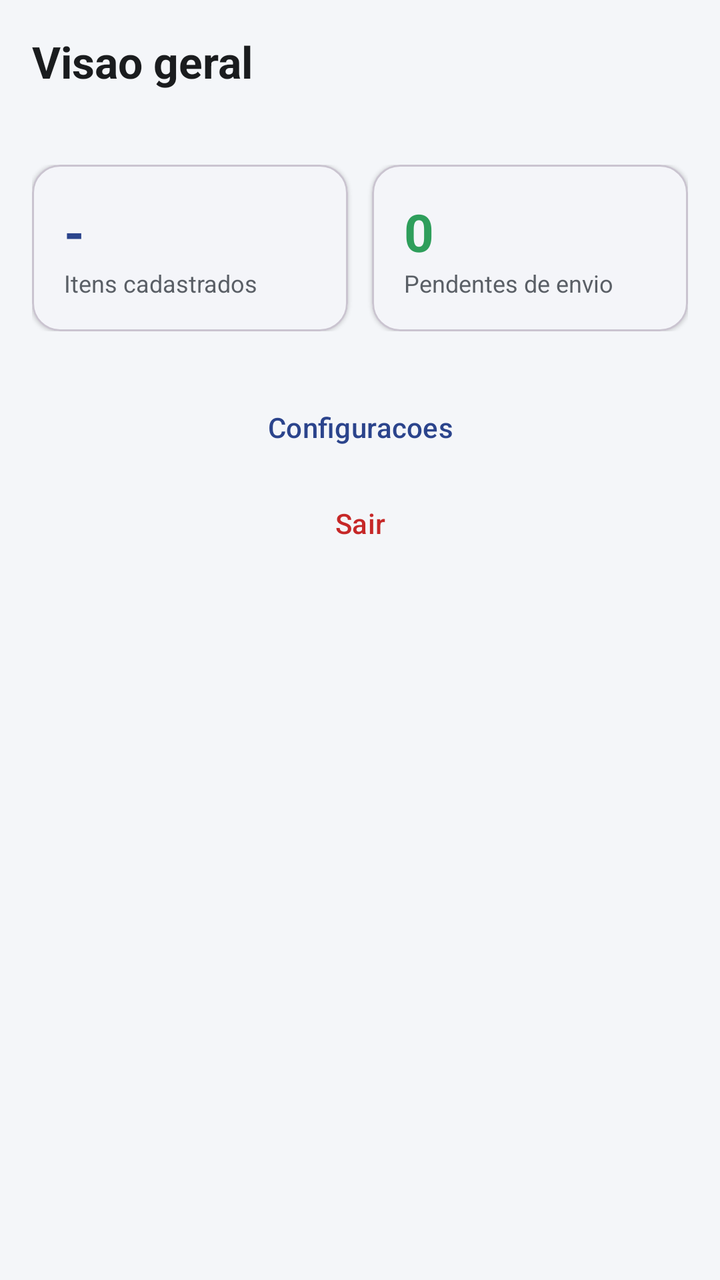
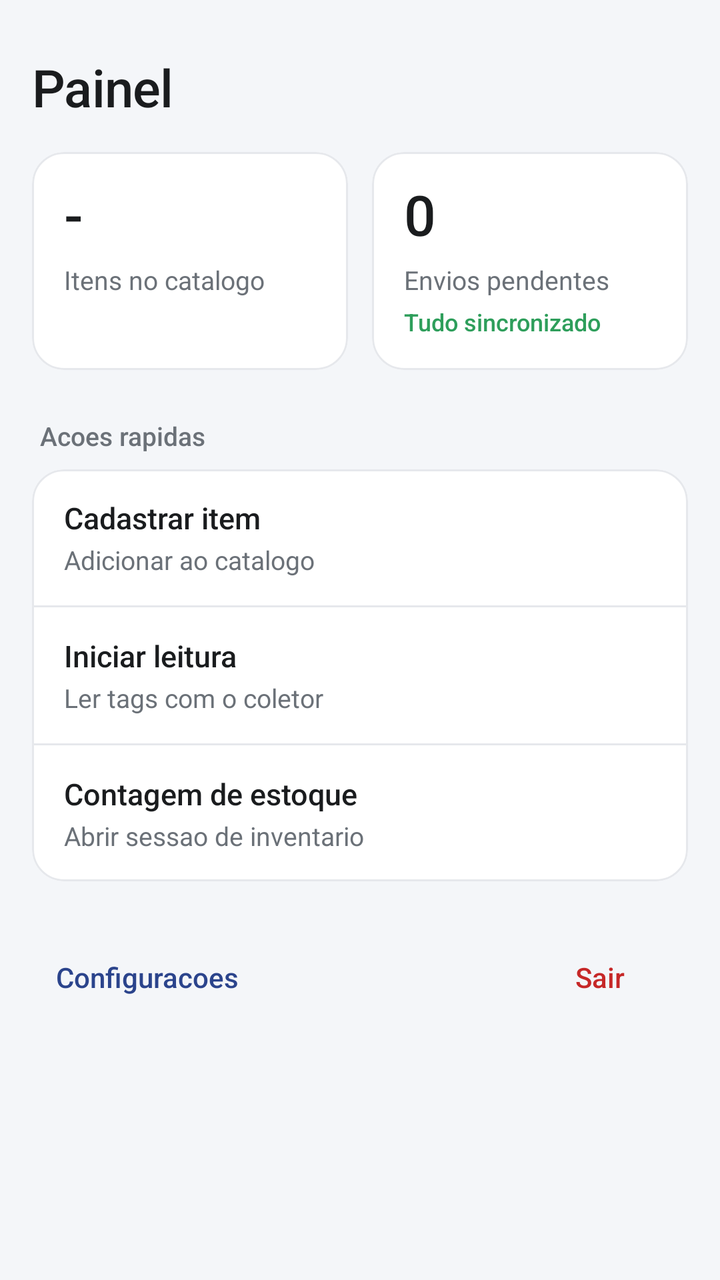

The first picture is an Android layout as it rendered before a commit; the second is the same layout after the commit. The layout source and the unified diff follow.
<!-- AndroidManifest.xml: application theme Theme.InventarioTRI082 -->
<!-- res/layout/fragment_painel.xml -->
<?xml version="1.0" encoding="utf-8"?>
<ScrollView xmlns:android="http://schemas.android.com/apk/res/android"
    xmlns:app="http://schemas.android.com/apk/res-auto"
    android:layout_width="match_parent"
    android:layout_height="match_parent"
    android:background="@color/fundo">

    <LinearLayout
        android:layout_width="match_parent"
        android:layout_height="wrap_content"
        android:orientation="vertical"
        android:padding="16dp">

        <TextView
            android:layout_width="wrap_content"
            android:layout_height="wrap_content"
            android:text="@string/painel_visao_geral"
            android:textColor="@color/texto"
            android:textSize="22sp"
            android:textStyle="bold" />

        <TextView
            android:id="@+id/texto_papel"
            android:layout_width="wrap_content"
            android:layout_height="wrap_content"
            android:layout_marginTop="2dp"
            android:textColor="@color/texto_secundario"
            android:textSize="14sp" />

        <LinearLayout
            android:layout_width="match_parent"
            android:layout_height="wrap_content"
            android:orientation="horizontal"
            android:layout_marginTop="16dp">

            <com.google.android.material.card.MaterialCardView
                android:layout_width="0dp"
                android:layout_height="wrap_content"
                android:layout_weight="1"
                android:layout_marginEnd="6dp"
                app:cardCornerRadius="14dp"
                app:cardElevation="1dp">

                <LinearLayout
                    android:layout_width="match_parent"
                    android:layout_height="wrap_content"
                    android:orientation="vertical"
                    android:padding="16dp">

                    <TextView
                        android:id="@+id/valor_itens"
                        android:layout_width="wrap_content"
                        android:layout_height="wrap_content"
                        android:textColor="@color/azul"
                        android:textSize="26sp"
                        android:textStyle="bold"
                        android:text="-" />

                    <TextView
                        android:layout_width="wrap_content"
                        android:layout_height="wrap_content"
                        android:text="@string/painel_itens"
                        android:textColor="@color/texto_secundario"
                        android:textSize="12sp" />
                </LinearLayout>
            </com.google.android.material.card.MaterialCardView>

            <com.google.android.material.card.MaterialCardView
                android:layout_width="0dp"
                android:layout_height="wrap_content"
                android:layout_weight="1"
                android:layout_marginStart="6dp"
                app:cardCornerRadius="14dp"
                app:cardElevation="1dp">

                <LinearLayout
                    android:layout_width="match_parent"
                    android:layout_height="wrap_content"
                    android:orientation="vertical"
                    android:padding="16dp">

                    <TextView
                        android:id="@+id/valor_pendentes_envio"
                        android:layout_width="wrap_content"
                        android:layout_height="wrap_content"
                        android:textColor="@color/verde"
                        android:textSize="26sp"
                        android:textStyle="bold"
                        android:text="0" />

                    <TextView
                        android:layout_width="wrap_content"
                        android:layout_height="wrap_content"
                        android:text="@string/painel_pendentes_envio"
                        android:textColor="@color/texto_secundario"
                        android:textSize="12sp" />
                </LinearLayout>
            </com.google.android.material.card.MaterialCardView>
        </LinearLayout>

        <com.google.android.material.card.MaterialCardView
            android:id="@+id/card_pendencias"
            android:layout_width="match_parent"
            android:layout_height="wrap_content"
            android:layout_marginTop="12dp"
            android:visibility="gone"
            app:cardCornerRadius="14dp"
            app:cardElevation="1dp">

            <LinearLayout
                android:layout_width="match_parent"
                android:layout_height="wrap_content"
                android:orientation="horizontal"
                android:gravity="center_vertical"
                android:padding="16dp">

                <TextView
                    android:id="@+id/valor_pendencias"
                    android:layout_width="wrap_content"
                    android:layout_height="wrap_content"
                    android:layout_marginEnd="14dp"
                    android:textColor="@color/erro"
                    android:textSize="26sp"
                    android:textStyle="bold"
                    android:text="-" />

                <TextView
                    android:layout_width="0dp"
                    android:layout_height="wrap_content"
                    android:layout_weight="1"
                    android:text="@string/painel_pendencias_cadastro"
                    android:textColor="@color/texto_secundario"
                    android:textSize="13sp" />
            </LinearLayout>
        </com.google.android.material.card.MaterialCardView>

        <LinearLayout
            android:id="@+id/area_atalhos_admin"
            android:layout_width="match_parent"
            android:layout_height="wrap_content"
            android:orientation="vertical"
            android:visibility="gone">

            <TextView
                android:layout_width="wrap_content"
                android:layout_height="wrap_content"
                android:layout_marginTop="24dp"
                android:text="@string/painel_atalhos"
                android:textColor="@color/texto"
                android:textSize="16sp"
                android:textStyle="bold" />

            <Button
                android:id="@+id/botao_novo_item"
                style="@style/Botao.Principal"
                android:layout_width="match_parent"
                android:layout_height="wrap_content"
                android:layout_marginTop="12dp"
                android:minHeight="48dp"
                android:text="@string/painel_novo_item" />
        </LinearLayout>

        <Button
            android:id="@+id/botao_config"
            style="?attr/borderlessButtonStyle"
            android:layout_width="match_parent"
            android:layout_height="wrap_content"
            android:layout_marginTop="24dp"
            android:text="@string/titulo_configuracoes" />

        <Button
            android:id="@+id/botao_sair"
            style="?attr/borderlessButtonStyle"
            android:layout_width="match_parent"
            android:layout_height="wrap_content"
            android:textColor="@color/erro"
            android:text="@string/painel_sair" />

    </LinearLayout>

</ScrollView>
<!-- resources referenced by this layout -->
<resources>
  <color name="azul">#2B448C</color>
  <color name="texto_secundario">#5A5F66</color>
  <string name="painel_atalhos">Atalhos</string>
  <string name="painel_itens">Itens cadastrados</string>
  <string name="painel_pendencias_cadastro">Pendencias de cadastro (tags lidas sem item)</string>
  <string name="painel_pendentes_envio">Pendentes de envio</string>
  <string name="painel_visao_geral">Visao geral</string>
  <style name="Botao.Principal" parent="Widget.Material3.Button">
          <item name="backgroundTint">@color/verde</item>
          <item name="android:textColor">@color/branco</item>
      </style>
  <style name="Theme.InventarioTRI082" parent="Theme.Material3.DayNight.NoActionBar">
          <item name="colorPrimary">@color/azul</item>
          <item name="colorOnPrimary">@color/branco</item>
          <item name="colorSecondary">@color/verde</item>
          <item name="colorOnSecondary">@color/branco</item>
          <item name="colorSurface">@color/branco</item>
          <item name="colorOnSurface">@color/texto</item>
          <item name="android:colorBackground">@color/fundo</item>
          <item name="android:statusBarColor">@color/azul_escuro</item>
      </style>
  <color name="azul_escuro">#1F3269</color>
  <!-- unchanged entries left out for length: 8 -->
</resources>

<!-- the commit's change to res/layout/fragment_painel.xml (unified diff, before → after) -->
@@ -9,23 +9,21 @@
         android:layout_width="match_parent"
         android:layout_height="wrap_content"
         android:orientation="vertical"
-        android:padding="16dp">
+        android:paddingHorizontal="16dp"
+        android:paddingTop="12dp"
+        android:paddingBottom="20dp">
 
         <TextView
-            android:layout_width="wrap_content"
-            android:layout_height="wrap_content"
-            android:text="@string/painel_visao_geral"
-            android:textColor="@color/texto"
-            android:textSize="22sp"
-            android:textStyle="bold" />
-
-        <TextView
+            style="@style/Sobretitulo"
             android:id="@+id/texto_papel"
             android:layout_width="wrap_content"
-            android:layout_height="wrap_content"
-            android:layout_marginTop="2dp"
-            android:textColor="@color/texto_secundario"
-            android:textSize="14sp" />
+            android:layout_height="wrap_content" />
+
+        <TextView
+            style="@style/Titulo"
+            android:layout_width="wrap_content"
+            android:layout_height="wrap_content"
+            android:text="@string/titulo_painel" />
 
         <LinearLayout
             android:layout_width="match_parent"
@@ -34,12 +32,11 @@
             android:layout_marginTop="16dp">
 
             <com.google.android.material.card.MaterialCardView
+                style="@style/Cartao"
                 android:layout_width="0dp"
-                android:layout_height="wrap_content"
+                android:layout_height="match_parent"
                 android:layout_weight="1"
-                android:layout_marginEnd="6dp"
-                app:cardCornerRadius="14dp"
-                app:cardElevation="1dp">
+                android:layout_marginEnd="6dp">
 
                 <LinearLayout
                     android:layout_width="match_parent"
@@ -51,27 +48,28 @@
                         android:id="@+id/valor_itens"
                         android:layout_width="wrap_content"
                         android:layout_height="wrap_content"
-                        android:textColor="@color/azul"
-                        android:textSize="26sp"
-                        android:textStyle="bold"
+                        android:textColor="@color/texto"
+                        android:textSize="28sp"
+                        android:fontFamily="sans-serif-medium"
+                        android:includeFontPadding="false"
                         android:text="-" />
 
                     <TextView
                         android:layout_width="wrap_content"
                         android:layout_height="wrap_content"
+                        android:layout_marginTop="6dp"
                         android:text="@string/painel_itens"
                         android:textColor="@color/texto_secundario"
-                        android:textSize="12sp" />
+                        android:textSize="13sp" />
                 </LinearLayout>
             </com.google.android.material.card.MaterialCardView>
 
             <com.google.android.material.card.MaterialCardView
+                style="@style/Cartao"
                 android:layout_width="0dp"
-                android:layout_height="wrap_content"
+                android:layout_height="match_parent"
                 android:layout_weight="1"
-                android:layout_marginStart="6dp"
-                app:cardCornerRadius="14dp"
-                app:cardElevation="1dp">
+                android:layout_marginStart="6dp">
 
                 <LinearLayout
                     android:layout_width="match_parent"
@@ -83,17 +81,28 @@
                         android:id="@+id/valor_pendentes_envio"
                         android:layout_width="wrap_content"
                         android:layout_height="wrap_content"
-                        android:textColor="@color/verde"
-                        android:textSize="26sp"
-                        android:textStyle="bold"
+                        android:textColor="@color/texto"
+                        android:textSize="28sp"
+                        android:fontFamily="sans-serif-medium"
+                        android:includeFontPadding="false"
                         android:text="0" />
 
                     <TextView
                         android:layout_width="wrap_content"
                         android:layout_height="wrap_content"
+                        android:layout_marginTop="6dp"
                         android:text="@string/painel_pendentes_envio"
                         android:textColor="@color/texto_secundario"
-                        android:textSize="12sp" />
+                        android:textSize="13sp" />
+
+                    <TextView
+                        android:layout_width="wrap_content"
+                        android:layout_height="wrap_content"
+                        android:layout_marginTop="4dp"
+                        android:text="@string/painel_sincronizado"
+                        android:textColor="@color/verde"
+                        android:textSize="12sp"
+                        android:fontFamily="sans-serif-medium" />
                 </LinearLayout>
             </com.google.android.material.card.MaterialCardView>
         </LinearLayout>
@@ -104,78 +113,119 @@
             android:layout_height="wrap_content"
             android:layout_marginTop="12dp"
             android:visibility="gone"
-            app:cardCornerRadius="14dp"
-            app:cardElevation="1dp">
+            app:cardCornerRadius="16dp"
+            app:cardElevation="0dp"
+            app:strokeWidth="0dp"
+            app:cardBackgroundColor="@color/alerta_suave">
 
             <LinearLayout
                 android:layout_width="match_parent"
                 android:layout_height="wrap_content"
-                android:orientation="horizontal"
-                android:gravity="center_vertical"
+                android:orientation="vertical"
                 android:padding="16dp">
 
                 <TextView
-                    android:id="@+id/valor_pendencias"
+                    android:id="@+id/texto_pendencias_titulo"
                     android:layout_width="wrap_content"
                     android:layout_height="wrap_content"
-                    android:layout_marginEnd="14dp"
-                    android:textColor="@color/erro"
-                    android:textSize="26sp"
-                    android:textStyle="bold"
-                    android:text="-" />
+                    android:textColor="@color/texto"
+                    android:textSize="15sp"
+                    android:fontFamily="sans-serif-medium" />
 
                 <TextView
-                    android:layout_width="0dp"
-                    android:layout_height="wrap_content"
-                    android:layout_weight="1"
-                    android:text="@string/painel_pendencias_cadastro"
-                    android:textColor="@color/texto_secundario"
-                    android:textSize="13sp" />
+                    android:layout_width="match_parent"
+                    android:layout_height="wrap_content"
+                    android:layout_marginTop="4dp"
+                    android:text="@string/painel_pendencias_desc"
+                    android:textColor="@color/alerta_texto"
+                    android:textSize="13sp"
+                    android:lineSpacingMultiplier="1.3" />
+
+                <Button
+                    android:id="@+id/botao_revisar"
+                    style="@style/Botao.Secundario"
+                    android:layout_width="wrap_content"
+                    android:layout_height="wrap_content"
+                    android:layout_marginTop="12dp"
+                    android:text="@string/painel_revisar" />
             </LinearLayout>
         </com.google.android.material.card.MaterialCardView>
 
+        <TextView
+            style="@style/RotuloSecao"
+            android:layout_width="wrap_content"
+            android:layout_height="wrap_content"
+            android:layout_marginTop="24dp"
+            android:layout_marginBottom="8dp"
+            android:text="@string/painel_acoes" />
+
+        <com.google.android.material.card.MaterialCardView
+            style="@style/Cartao"
+            android:layout_width="match_parent"
+            android:layout_height="wrap_content">
+
+            <LinearLayout
+                android:layout_width="match_parent"
+                android:layout_height="wrap_content"
+                android:orientation="vertical">
+
+                <LinearLayout
+                    android:id="@+id/linha_cadastrar"
+                    style="@style/LinhaAcao">
+
+                    <TextView style="@style/LinhaAcaoTitulo" android:text="@string/painel_novo_item" />
+                    <TextView style="@style/LinhaAcaoSub" android:text="@string/painel_novo_item_sub" />
+                </LinearLayout>
+
+                <View android:id="@+id/div_cadastrar" style="@style/Divisoria" />
+
+                <LinearLayout
+                    android:id="@+id/linha_leitura"
+                    style="@style/LinhaAcao">
+
+                    <TextView style="@style/LinhaAcaoTitulo" android:text="@string/painel_iniciar_leitura" />
+                    <TextView style="@style/LinhaAcaoSub" android:text="@string/painel_iniciar_leitura_sub" />
+                </LinearLayout>
+
+                <View style="@style/Divisoria" />
+
+                <LinearLayout
+                    android:id="@+id/linha_inventario"
+                    style="@style/LinhaAcao">
+
+                    <TextView style="@style/LinhaAcaoTitulo" android:text="@string/painel_contagem" />
+                    <TextView style="@style/LinhaAcaoSub" android:text="@string/painel_contagem_sub" />
+                </LinearLayout>
+            </LinearLayout>
+        </com.google.android.material.card.MaterialCardView>
+
         <LinearLayout
-            android:id="@+id/area_atalhos_admin"
-            android:layout_width="match_parent"
-            android:layout_height="wrap_content"
-            android:orientation="vertical"
-            android:visibility="gone">
-
-            <TextView
+            android:layout_width="match_parent"
+            android:layout_height="wrap_content"
+            android:orientation="horizontal"
+            android:layout_marginTop="24dp"
+            android:gravity="center_vertical">
+
+            <Button
+                android:id="@+id/botao_config"
+                style="@style/Botao.Quieto"
                 android:layout_width="wrap_content"
                 android:layout_height="wrap_content"
-                android:layout_marginTop="24dp"
-                android:text="@string/painel_atalhos"
-                android:textColor="@color/texto"
-                android:textSize="16sp"
-                android:textStyle="bold" />
+                android:text="@string/titulo_configuracoes" />
+
+            <View
+                android:layout_width="0dp"
+                android:layout_height="1dp"
+                android:layout_weight="1" />
 
             <Button
-                android:id="@+id/botao_novo_item"
-                style="@style/Botao.Principal"
-                android:layout_width="match_parent"
-                android:layout_height="wrap_content"
-                android:layout_marginTop="12dp"
-                android:minHeight="48dp"
-                android:text="@string/painel_novo_item" />
+                android:id="@+id/botao_sair"
+                style="@style/Botao.Perigo"
+                android:layout_width="wrap_content"
+                android:layout_height="wrap_content"
+                android:text="@string/painel_sair" />
         </LinearLayout>
 
-        <Button
-            android:id="@+id/botao_config"
-            style="?attr/borderlessButtonStyle"
-            android:layout_width="match_parent"
-            android:layout_height="wrap_content"
-            android:layout_marginTop="24dp"
-            android:text="@string/titulo_configuracoes" />
-
-        <Button
-            android:id="@+id/botao_sair"
-            style="?attr/borderlessButtonStyle"
-            android:layout_width="match_parent"
-            android:layout_height="wrap_content"
-            android:textColor="@color/erro"
-            android:text="@string/painel_sair" />
-
     </LinearLayout>
 
 </ScrollView>
<!-- resource entries referenced after the edit -->
@@ -1,27 +1,113 @@
 <!-- resources referenced by this layout -->
 <resources>
-  <color name="azul">#2B448C</color>
-  <color name="texto_secundario">#5A5F66</color>
-  <string name="painel_atalhos">Atalhos</string>
-  <string name="painel_itens">Itens cadastrados</string>
-  <string name="painel_pendencias_cadastro">Pendencias de cadastro (tags lidas sem item)</string>
-  <string name="painel_pendentes_envio">Pendentes de envio</string>
-  <string name="painel_visao_geral">Visao geral</string>
-  <style name="Botao.Principal" parent="Widget.Material3.Button">
-          <item name="backgroundTint">@color/verde</item>
-          <item name="android:textColor">@color/branco</item>
+  <color name="alerta_suave">#FBF3E0</color>
+  <color name="alerta_texto">#8A6D1F</color>
+  <color name="texto_secundario">#6B7178</color>
+  <string name="painel_acoes">Acoes rapidas</string>
+  <string name="painel_contagem">Contagem de estoque</string>
+  <string name="painel_contagem_sub">Abrir sessao de inventario</string>
+  <string name="painel_iniciar_leitura">Iniciar leitura</string>
+  <string name="painel_iniciar_leitura_sub">Ler tags com o coletor</string>
+  <string name="painel_itens">Itens no catalogo</string>
+  <string name="painel_novo_item_sub">Adicionar ao catalogo</string>
+  <string name="painel_pendencias_desc">Foram lidas, mas ainda nao estao ligadas a um item do catalogo.</string>
+  <string name="painel_pendentes_envio">Envios pendentes</string>
+  <string name="painel_revisar">Revisar pendencias</string>
+  <string name="painel_sincronizado">Tudo sincronizado</string>
+  <string name="titulo_painel">Painel</string>
+  <style name="Botao.Perigo" parent="Widget.Material3.Button.TextButton">
+          <item name="android:textColor">@color/erro</item>
+          <item name="android:textAllCaps">false</item>
+          <item name="android:textSize">14sp</item>
+          <item name="android:letterSpacing">0</item>
       </style>
-  <style name="Theme.InventarioTRI082" parent="Theme.Material3.DayNight.NoActionBar">
-          <item name="colorPrimary">@color/azul</item>
+  <style name="Botao.Quieto" parent="Widget.Material3.Button.TextButton">
+          <item name="android:textColor">@color/navy</item>
+          <item name="android:textAllCaps">false</item>
+          <item name="android:textSize">14sp</item>
+          <item name="android:letterSpacing">0</item>
+      </style>
+  <style name="Botao.Secundario" parent="Widget.Material3.Button.OutlinedButton">
+          <item name="strokeColor">@color/linha</item>
+          <item name="android:textColor">@color/texto</item>
+          <item name="backgroundTint">@color/branco</item>
+          <item name="cornerRadius">12dp</item>
+          <item name="android:minHeight">48dp</item>
+          <item name="android:textAllCaps">false</item>
+          <item name="android:textSize">15sp</item>
+          <item name="android:letterSpacing">0</item>
+      </style>
+  <style name="Cartao" parent="Widget.Material3.CardView.Outlined">
+          <item name="cardCornerRadius">16dp</item>
+          <item name="cardElevation">0dp</item>
+          <item name="strokeColor">@color/linha</item>
+          <item name="strokeWidth">1dp</item>
+          <item name="cardBackgroundColor">@color/branco</item>
+      </style>
+  <style name="Divisoria">
+          <item name="android:layout_width">match_parent</item>
+          <item name="android:layout_height">1dp</item>
+          <item name="android:background">@color/linha</item>
+      </style>
+  <style name="LinhaAcao">
+          <item name="android:layout_width">match_parent</item>
+          <item name="android:layout_height">wrap_content</item>
+          <item name="android:orientation">vertical</item>
+          <item name="android:paddingHorizontal">16dp</item>
+          <item name="android:paddingVertical">14dp</item>
+          <item name="android:background">?attr/selectableItemBackground</item>
+          <item name="android:clickable">true</item>
+          <item name="android:focusable">true</item>
+      </style>
+  <style name="LinhaAcaoSub">
+          <item name="android:layout_width">wrap_content</item>
+          <item name="android:layout_height">wrap_content</item>
+          <item name="android:layout_marginTop">2dp</item>
+          <item name="android:textColor">@color/texto_secundario</item>
+          <item name="android:textSize">13sp</item>
+      </style>
+  <style name="LinhaAcaoTitulo">
+          <item name="android:layout_width">wrap_content</item>
+          <item name="android:layout_height">wrap_content</item>
+          <item name="android:textColor">@color/texto</item>
+          <item name="android:textSize">15sp</item>
+          <item name="android:fontFamily">sans-serif-medium</item>
+      </style>
+  <style name="RotuloSecao">
+          <item name="android:textColor">@color/texto_secundario</item>
+          <item name="android:textSize">13sp</item>
+          <item name="android:fontFamily">sans-serif-medium</item>
+          <item name="android:paddingStart">4dp</item>
+      </style>
+  <style name="Sobretitulo">
+          <item name="android:textColor">@color/texto_secundario</item>
+          <item name="android:textSize">13sp</item>
+      </style>
+  <style name="Titulo">
+          <item name="android:textColor">@color/texto</item>
+          <item name="android:textSize">26sp</item>
+          <item name="android:fontFamily">sans-serif-medium</item>
+          <item name="android:letterSpacing">-0.01</item>
+          <item name="android:includeFontPadding">false</item>
+      </style>
+  <style name="Theme.InventarioTRI082" parent="Theme.Material3.Light.NoActionBar">
+          <item name="colorPrimary">@color/navy</item>
           <item name="colorOnPrimary">@color/branco</item>
           <item name="colorSecondary">@color/verde</item>
           <item name="colorOnSecondary">@color/branco</item>
           <item name="colorSurface">@color/branco</item>
           <item name="colorOnSurface">@color/texto</item>
+          <item name="colorSurfaceContainerLow">@color/branco</item>
+          <item name="colorSurfaceContainerHigh">@color/branco</item>
           <item name="android:colorBackground">@color/fundo</item>
-          <item name="android:statusBarColor">@color/azul_escuro</item>
+          <item name="android:statusBarColor">@android:color/transparent</item>
+          <item name="android:navigationBarColor">@android:color/transparent</item>
+          <item name="android:windowLightStatusBar">true</item>
+          <item name="android:windowLightNavigationBar" tools:targetApi="27">true</item>
+          <item name="android:enforceNavigationBarContrast" tools:targetApi="29">false</item>
       </style>
-  <color name="azul_escuro">#1F3269</color>
+  <color name="navy">#2B448C</color>
+  <color name="linha">#E6E8EC</color>
   <!-- unchanged entries left out for length: 8 -->
 </resources>
 
